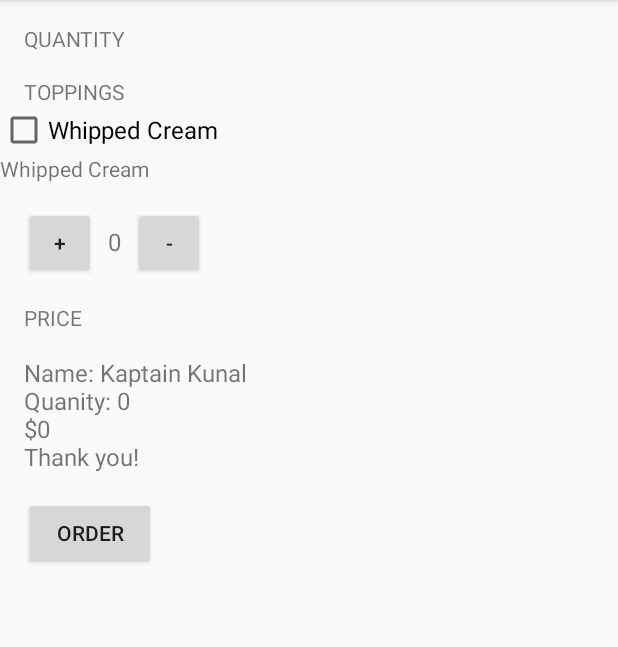
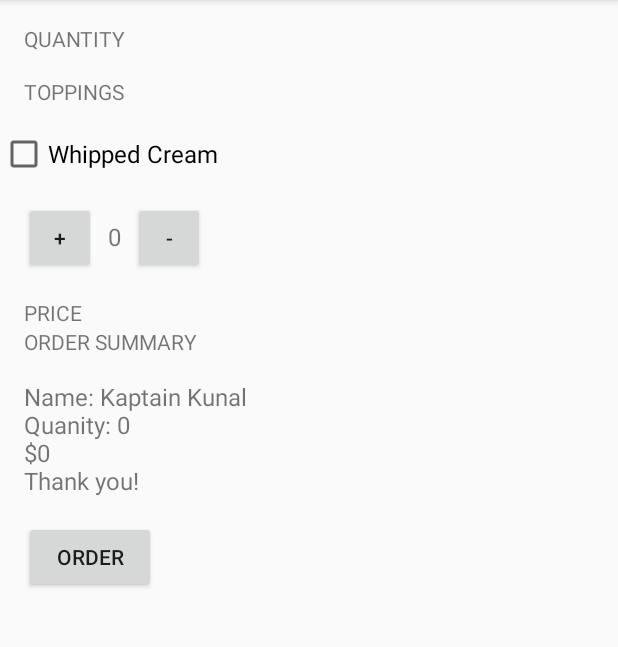
Before and after one commit to curiousclarissa/JustJava, an Android app: the screen it shows after launch (MainActivity), after a tap on "ORDER", on a phone screen of 412 x 824 dp, the part 84-731 px from its top. Run offline under Robolectric (Android 15) with nearby library versions, the phone set to English and light mode, and no system bars.

```diff
--- a/app/src/main/java/com/example/android/justjava/MainActivity.java
+++ b/app/src/main/java/com/example/android/justjava/MainActivity.java
@@ -12,7 +12,9 @@ package com.example.android.justjava;
 
          import android.os.Bundle;
          import android.support.v7.app.AppCompatActivity;
+         import android.util.Log;
          import android.view.View;
+         import android.widget.CheckBox;
          import android.widget.TextView;
 
          import java.text.NumberFormat;
@@ -24,6 +26,7 @@ package com.example.android.justjava;
  */
 public class MainActivity extends AppCompatActivity {
     int quantity = 0;
+
     @Override
     protected void onCreate(Bundle savedInstanceState) {
         super.onCreate(savedInstanceState);
@@ -34,6 +37,9 @@ public class MainActivity extends AppCompatActivity {
      * This method is called when the order button is clicked.
      */
     public void submitOrder(View view) {
+        CheckBox whippedCreamCheckBox = (CheckBox) findViewById(R.id.whipped_cream_checkbox);
+        boolean hasWhippedCream = whippedCreamCheckBox.isChecked();
+        Log.v("MainActivity", "add whipped cream? " + hasWhippedCream);
         int price = calculatePrice();
         String priceMessage = createOrderSummary(price);
         displayMessage(priceMessage);
@@ -79,12 +85,12 @@ public class MainActivity extends AppCompatActivity {
     /**
      * Calculates the price of the order.
      *
-     * @param quantity is the number of cups of coffee ordered
-     * @param pricePerCup is cost of each cup
+     *
      */
     private int calculatePrice() {
         int pricePerCup = 5;
         int price = quantity * pricePerCup;
         return price;
     }
+
 }
--- a/app/src/main/res/layout/activity_main.xml
+++ b/app/src/main/res/layout/activity_main.xml
@@ -19,19 +19,17 @@
         android:layout_height="wrap_content"
         android:layout_marginTop="16dp"
         android:layout_marginLeft="16dp"
+        android:layout_marginBottom="16dp"
         android:text="Toppings"
         android:textAllCaps="true"/>
 
     <CheckBox
+        android:id="@+id/whipped_cream_checkbox"
         android:layout_width="wrap_content"
         android:layout_height="wrap_content"
         android:text="Whipped Cream"
         android:textSize="16dp" />
 
-        <TextView
-            android:layout_width="wrap_content"
-            android:layout_height="wrap_content"
-            android:text="Whipped Cream"/>
 
 
     <LinearLayout
@@ -73,6 +71,12 @@
         android:text="Price"
         android:textAllCaps="true" />
     <TextView
+        android:layout_width="wrap_content"
+        android:layout_height="wrap_content"
+        android:layout_marginLeft="16dp"
+        android:text="Order Summary"
+        android:textAllCaps="true" />
+    <TextView
         android:id="@+id/order_summary_text_view"
         android:layout_width="wrap_content"
         android:layout_height="wrap_content"
```
